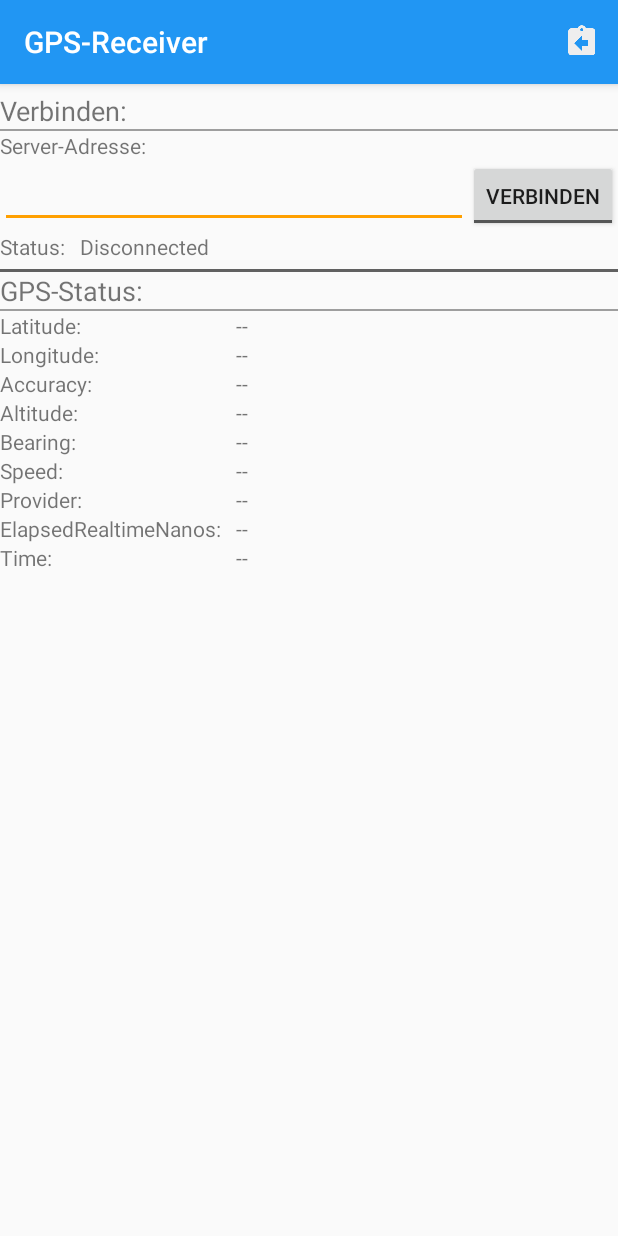
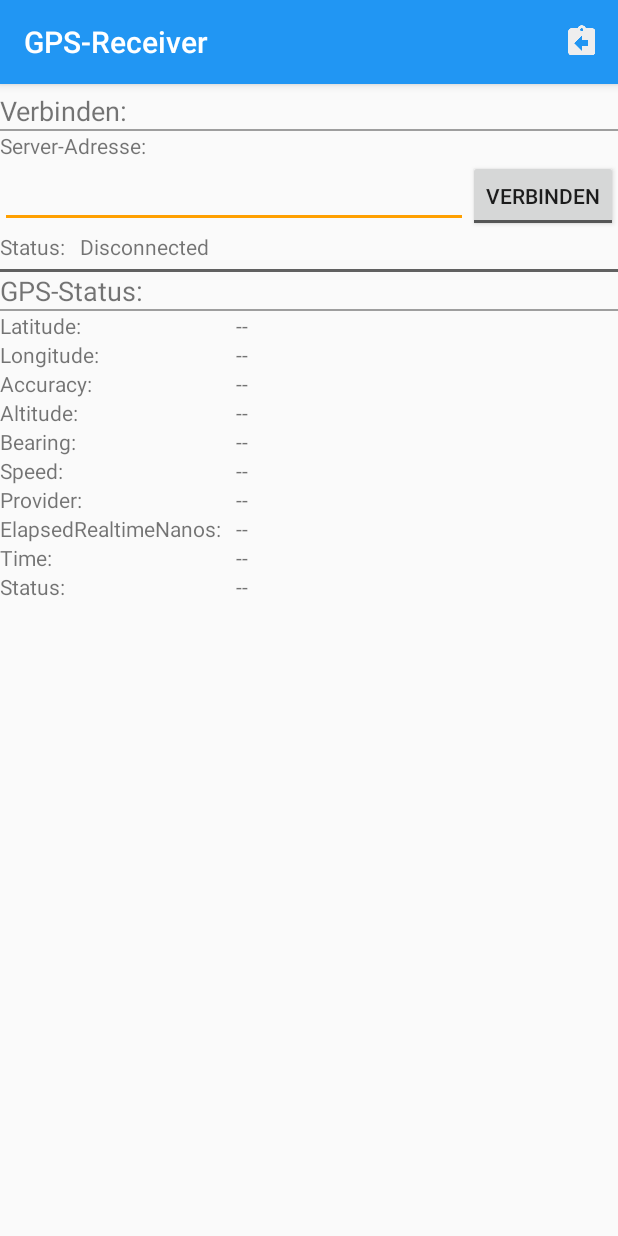
Before and after one commit to LinusCDE/GPSTie, an Android app: the ActivityGPSReceiver screen opened directly, with no data from a screen before it, after a tap on "VERBINDEN", on a phone screen of 412 x 824 dp. Run offline under Robolectric (Android 15) with nearby library versions, the phone set to English and light mode, and no system bars; 1 statement that could not run was skipped.

Commit message:
Improved mocking

```diff
--- a/app/build.gradle
+++ b/app/build.gradle
@@ -32,4 +32,6 @@ dependencies {
     implementation 'com.android.support:appcompat-v7:25.4.0'
     testImplementation 'junit:junit:4.12'
     implementation 'com.android.support.constraint:constraint-layout:1.0.2'
+    implementation 'com.google.android.gms:play-services-maps:11.0.1'
+    implementation 'com.android.support:design:25.4.0'
 }
--- /dev/null
+++ b/app/src/main/java/me/linus/gpstie/LocationReceiver.kt
@@ -0,0 +1,13 @@
+package me.linus.gpstie
+
+import me.linus.gpstie.GpsLocation
+
+interface LocationReceiver {
+
+    fun updateLocation(location: GpsLocation)
+    fun resetLocation()
+
+    fun updateStatus(status: Int)
+    fun resetStatus()
+
+}
--- a/app/src/main/java/me/linus/gpstie/activity/gpsreceiver/ActivityGPSReceiver.kt
+++ b/app/src/main/java/me/linus/gpstie/activity/gpsreceiver/ActivityGPSReceiver.kt
@@ -2,6 +2,7 @@ package me.linus.gpstie.activity.gpsreceiver
 
 import android.content.Context
 import android.content.SharedPreferences
+import android.location.LocationManager
 import android.os.Bundle
 import android.support.v4.app.Fragment
 import android.widget.EditText
@@ -10,7 +11,8 @@ import android.widget.ToggleButton
 import me.linus.gpstie.GpsLocation
 import me.linus.gpstie.MyActivityBase
 import me.linus.gpstie.R
-import me.linus.gpstie.fragment.GPSDataFragment
+import me.linus.gpstie.LocationReceiver
+import me.linus.gpstie.fragment.GPSInfoDetailsFragment
 
 class ActivityGPSReceiver: MyActivityBase() {
 
@@ -18,13 +20,13 @@ class ActivityGPSReceiver: MyActivityBase() {
     lateinit var uiConnectDisconnect: ToggleButton
     lateinit var uiStatus: TextView
 
-    lateinit var gpsDataFragment: GPSDataFragment
+    var gpsLocationReceiver: LocationReceiver? = null
 
     lateinit var client: GTClient
 
     lateinit var prefs: SharedPreferences
 
-    lateinit var mockProvider: MockProvider
+    var mockProvider: MockProvider? = null
 
     override fun onCreate(savedInstanceState: Bundle?) {
         super.onCreate(savedInstanceState)
@@ -50,8 +52,8 @@ class ActivityGPSReceiver: MyActivityBase() {
 
         }
 
-        gpsDataFragment = GPSDataFragment()
-        loadFragment(gpsDataFragment)
+        gpsLocationReceiver = GPSInfoDetailsFragment()
+        loadFragment(gpsLocationReceiver as Fragment)
 
         val clientListener = object: GTClient.GTClientListener {
 
@@ -65,24 +67,31 @@ class ActivityGPSReceiver: MyActivityBase() {
             override fun onClientConnected() =
                     runOnUiThread {
                         uiConnectDisconnect.isChecked = true
-                        mockProvider.setEnabled(true)
+                        mockProvider?.setEnabled(true)
                     }
 
             override fun onClientDisconnected() =
                     runOnUiThread {
                         uiAddress.isEnabled = true
                         uiConnectDisconnect.isChecked = false
-                        gpsDataFragment.resetLocation()
-                        mockProvider.setEnabled(false)
+                        gpsLocationReceiver?.resetLocation()
+                        gpsLocationReceiver?.resetStatus()
+                        mockProvider?.setEnabled(false)
                     }
 
-            override fun onStatusChanged(status: String) =
+            override fun onClientStatusChanged(status: String) =
                     runOnUiThread { uiStatus.text = status }
 
             override fun onLocationReceived(location: GpsLocation) =
                     runOnUiThread {
-                        gpsDataFragment.updateLocation(location)
-                        mockProvider.updateLocation(location)
+                        gpsLocationReceiver?.updateLocation(location)
+                        mockProvider?.updateLocation(location)
+                    }
+
+            override fun onGpsStatusChanged(status: Int, time: Long) =
+                    runOnUiThread {
+                        mockProvider?.updateStatus(status, time)
+                        gpsLocationReceiver?.updateStatus(status)
                     }
 
         }
@@ -90,9 +99,9 @@ class ActivityGPSReceiver: MyActivityBase() {
         client = GTClient(clientListener)
 
         try {
-            mockProvider = MockProvider("tiedGps", this)
+            mockProvider = MockProvider(LocationManager.GPS_PROVIDER, this)
         }catch (e: Exception) {
-            finish()
+            e.printStackTrace()
         }
     }
 
@@ -105,8 +114,8 @@ class ActivityGPSReceiver: MyActivityBase() {
 
     override fun onDestroy() {
         if(mockProvider != null) {
-            mockProvider.setEnabled(false)
-            mockProvider.remove()
+            mockProvider?.setEnabled(false)
+            mockProvider?.remove()
         }
 
         super.onDestroy()
--- a/app/src/main/java/me/linus/gpstie/activity/gpsreceiver/GTClient.kt
+++ b/app/src/main/java/me/linus/gpstie/activity/gpsreceiver/GTClient.kt
@@ -10,7 +10,8 @@ import java.nio.charset.Charset
 class GTClient(val clientListener: GTClientListener) {
 
     interface GTClientListener {
-        fun onStatusChanged(status: String)
+        fun onClientStatusChanged(status: String)
+        fun onGpsStatusChanged(status: Int, time: Long)
         fun onLocationReceived(location: GpsLocation)
         fun onClientConnecting()
         fun onClientConnected()
@@ -23,7 +24,7 @@ class GTClient(val clientListener: GTClientListener) {
 
     fun connect(ip: String, port: Int = GTServer.SERVER_PORT) {
         clientListener.onClientConnecting()
-        clientListener.onStatusChanged("Connecting...")
+        clientListener.onClientStatusChanged("Connecting...")
         if(isConnected()) disconnect()
 
         clientMainThread = Thread {
@@ -47,7 +48,7 @@ class GTClient(val clientListener: GTClientListener) {
                 }.apply { name = "GpsTie-Client-Pinger" }.also { it.start() }
 
                 val reader = client!!.getInputStream().bufferedReader(Charset.forName("UTF-8"))
-                clientListener.onStatusChanged("Connected.")
+                clientListener.onClientStatusChanged("Connected.")
                 clientListener.onClientConnected()
 
                 while(true) {
@@ -56,17 +57,23 @@ class GTClient(val clientListener: GTClientListener) {
                         disconnect()
                         return@Thread
                     }
-                    clientListener.onStatusChanged("Connected. Receiving Data...")
+                    clientListener.onClientStatusChanged("Connected. Receiving Data...")
 
                     val jsonStr = String(
                             Base64.decode(line, Base64.NO_WRAP), Charset.forName("UTF-8"))
-                    val location = GpsLocation.fromJson(JSONObject(jsonStr))
+                    val json = JSONObject(jsonStr)
 
-                    clientListener.onLocationReceived(location)
+                    when(json.getString("type")) {
+                        "location" -> clientListener.onLocationReceived(GpsLocation.fromJson(json))
+                        "status" -> clientListener.onGpsStatusChanged(json.getInt("status"),
+                                json.getLong("time"))
+                        else -> println("Unkown packet received!")
+                    }
+
                 }
 
             }catch (e: Exception) {
-                clientListener.onStatusChanged("Connection failed: ${e.message}")
+                clientListener.onClientStatusChanged("Connection failed: ${e.message}")
                 disconnect()
             }
 
@@ -87,7 +94,7 @@ class GTClient(val clientListener: GTClientListener) {
         clientMainThread = null
         clientPingingThread = null
         clientListener.onClientDisconnected()
-        clientListener.onStatusChanged("Disconnected")
+        clientListener.onClientStatusChanged("Disconnected")
     }
 
 }
--- a/app/src/main/java/me/linus/gpstie/activity/gpsreceiver/MockProvider.kt
+++ b/app/src/main/java/me/linus/gpstie/activity/gpsreceiver/MockProvider.kt
@@ -3,6 +3,7 @@ package me.linus.gpstie.activity.gpsreceiver
 import android.content.Context
 import android.location.Location
 import android.location.LocationManager
+import android.location.LocationProvider
 import me.linus.gpstie.GpsLocation
 
 class MockProvider(val provider: String, val context: Context) {
@@ -18,7 +19,12 @@ class MockProvider(val provider: String, val context: Context) {
 
     fun setEnabled(enabled: Boolean) =
         when(enabled){
-            true -> getLocationManager().setTestProviderEnabled(provider, enabled)
+            true -> {
+                val locationManager = getLocationManager()
+                locationManager.setTestProviderEnabled(provider, enabled)
+                locationManager.setTestProviderStatus(provider, LocationProvider.AVAILABLE,
+                        null, System.currentTimeMillis())
+            }
             false -> {
                 val locationManager = getLocationManager()
                 locationManager.clearTestProviderEnabled(provider)
@@ -30,6 +36,9 @@ class MockProvider(val provider: String, val context: Context) {
     fun updateLocation(location: GpsLocation) =
             getLocationManager().setTestProviderLocation(provider, location)
 
+    fun updateStatus(status: Int, time: Long) =
+            getLocationManager().setTestProviderStatus(provider, status, null, time)
+
     fun remove() = getLocationManager().removeTestProvider(provider)
 
 }
--- a/app/src/main/java/me/linus/gpstie/fragment/GPSDataFragment.kt
+++ b/app/src/main/java/me/linus/gpstie/fragment/GPSInfoDetailsFragment.kt
@@ -1,5 +1,6 @@
 package me.linus.gpstie.fragment
 
+import android.location.LocationProvider
 import android.os.Bundle
 import android.support.v4.app.Fragment
 import android.view.LayoutInflater
@@ -7,9 +8,10 @@ import android.view.View
 import android.view.ViewGroup
 import android.widget.TextView
 import me.linus.gpstie.GpsLocation
+import me.linus.gpstie.LocationReceiver
 import me.linus.gpstie.R
 
-class GPSDataFragment: Fragment() {
+class GPSInfoDetailsFragment : Fragment(), LocationReceiver {
 
     lateinit var uiGpsLatitude: TextView
     lateinit var uiGpsLongitude: TextView
@@ -20,30 +22,28 @@ class GPSDataFragment: Fragment() {
     lateinit var uiGpsProvider: TextView
     lateinit var uiGpsElaspedRealtimeMillis: TextView
     lateinit var uiGpsTime: TextView
+    lateinit var uiGpsStatus: TextView
 
     override fun onCreateView(inflater: LayoutInflater?, container: ViewGroup?, savedInstanceState: Bundle?): View? {
         if(inflater == null) return null
 
-        val fragView = inflater.inflate(R.layout.gt_gpsinfo_fragment, container, false)
+        val fragView = inflater.inflate(R.layout.gt_gpsinfo_frag_details, container, false)
 
-        uiGpsLatitude = fragView.findViewById(R.id.gt_gpsdata_latitude) as TextView
-        uiGpsLongitude = fragView.findViewById(R.id.gt_gpsdata_longitude) as TextView
-        uiGpsAccuracy = fragView.findViewById(R.id.gt_gpsdata_accuracy) as TextView
-        uiGpsAltitude = fragView.findViewById(R.id.gt_gpsdata_altitude) as TextView
-        uiGpsBearing = fragView.findViewById(R.id.gt_gpsdata_bearing) as TextView
-        uiGpsSpeed = fragView.findViewById(R.id.gt_gpsdata_speed) as TextView
-        uiGpsProvider = fragView.findViewById(R.id.gt_gpsdata_provider) as TextView
-        uiGpsElaspedRealtimeMillis = fragView.findViewById(R.id.gt_gpsdata_elapsed_realtime_nanos) as TextView
-        uiGpsTime = fragView.findViewById(R.id.gt_gpsdata_time) as TextView
+        uiGpsLatitude = fragView.findViewById(R.id.gt_gpsinfo_details_latitude) as TextView
+        uiGpsLongitude = fragView.findViewById(R.id.gt_gpsinfo_details_longitude) as TextView
+        uiGpsAccuracy = fragView.findViewById(R.id.gt_gpsinfo_details_accuracy) as TextView
+        uiGpsAltitude = fragView.findViewById(R.id.gt_gpsinfo_details_altitude) as TextView
+        uiGpsBearing = fragView.findViewById(R.id.gt_gpsinfo_details_bearing) as TextView
+        uiGpsSpeed = fragView.findViewById(R.id.gt_gpsinfo_details_speed) as TextView
+        uiGpsProvider = fragView.findViewById(R.id.gt_gpsinfo_details_provider) as TextView
+        uiGpsElaspedRealtimeMillis = fragView.findViewById(R.id.gt_gpsinfo_details_elapsed_realtime_nanos) as TextView
+        uiGpsTime = fragView.findViewById(R.id.gt_gpsinfo_details_time) as TextView
+        uiGpsStatus = fragView.findViewById(R.id.gt_gpsinfo_details_status) as TextView
 
         return fragView
     }
 
-    override fun onViewCreated(view: View?, savedInstanceState: Bundle?) {
-        super.onViewCreated(view, savedInstanceState)
-    }
-
-    fun updateLocation(location: GpsLocation) =
+    override fun updateLocation(location: GpsLocation) =
             activity.runOnUiThread {
 
                 val none = resources.getString(R.string.no_value)
@@ -59,7 +59,7 @@ class GPSDataFragment: Fragment() {
                 uiGpsTime.text = "${location.time}"
             }
 
-    fun resetLocation() =
+    override fun resetLocation() =
             activity.runOnUiThread {
                 val none = resources.getString(R.string.no_value)
 
@@ -74,4 +74,17 @@ class GPSDataFragment: Fragment() {
                 uiGpsTime.text = none
             }
 
+    override fun updateStatus(status: Int) =
+            activity.runOnUiThread {
+                uiGpsStatus.text = when(status) {
+                    LocationProvider.AVAILABLE -> "Available"
+                    LocationProvider.OUT_OF_SERVICE -> "Out of service"
+                    LocationProvider.TEMPORARILY_UNAVAILABLE -> "Temporarily unavailable"
+                    else -> "Unknown $status"
+                }
+            }
+
+    override fun resetStatus() =
+            activity.runOnUiThread { uiGpsStatus.setText(R.string.no_value) }
+
 }
--- a/app/src/main/res/layout/gt_gpsinfo_fragment.xml
+++ b/app/src/main/res/layout/gt_gpsinfo_frag_details.xml
@@ -19,7 +19,7 @@
                 android:layout_marginRight="@dimen/key_value_distance"/>
 
             <TextView
-                android:id="@+id/gt_gpsdata_latitude"
+                android:id="@+id/gt_gpsinfo_details_latitude"
                 android:layout_width="match_parent"
                 android:layout_height="wrap_content"
                 android:text="@string/no_value"/>
@@ -36,7 +36,7 @@
                 android:layout_marginRight="@dimen/key_value_distance"/>
 
             <TextView
-                android:id="@+id/gt_gpsdata_longitude"
+                android:id="@+id/gt_gpsinfo_details_longitude"
                 android:layout_width="match_parent"
                 android:layout_height="wrap_content"
                 android:text="@string/no_value"/>
@@ -53,7 +53,7 @@
                 android:layout_marginRight="@dimen/key_value_distance"/>
 
             <TextView
-                android:id="@+id/gt_gpsdata_accuracy"
+                android:id="@+id/gt_gpsinfo_details_accuracy"
                 android:layout_width="match_parent"
                 android:layout_height="wrap_content"
                 android:text="@string/no_value"/>
@@ -70,7 +70,7 @@
                 android:layout_marginRight="@dimen/key_value_distance"/>
 
             <TextView
-                android:id="@+id/gt_gpsdata_altitude"
+                android:id="@+id/gt_gpsinfo_details_altitude"
                 android:layout_width="match_parent"
                 android:layout_height="wrap_content"
                 android:text="@string/no_value"/>
@@ -87,7 +87,7 @@
                 android:layout_marginRight="@dimen/key_value_distance"/>
 
             <TextView
-                android:id="@+id/gt_gpsdata_bearing"
+                android:id="@+id/gt_gpsinfo_details_bearing"
                 android:layout_width="match_parent"
                 android:layout_height="wrap_content"
                 android:text="@string/no_value"/>
@@ -104,7 +104,7 @@
                 android:layout_marginRight="@dimen/key_value_distance"/>
 
             <TextView
-                android:id="@+id/gt_gpsdata_speed"
+                android:id="@+id/gt_gpsinfo_details_speed"
                 android:layout_width="match_parent"
                 android:layout_height="wrap_content"
                 android:text="@string/no_value"/>
@@ -121,7 +121,7 @@
                 android:layout_marginRight="@dimen/key_value_distance"/>
 
             <TextView
-                android:id="@+id/gt_gpsdata_provider"
+                android:id="@+id/gt_gpsinfo_details_provider"
                 android:layout_width="match_parent"
                 android:layout_height="wrap_content"
                 android:text="@string/no_value"/>
@@ -138,7 +138,7 @@
                 android:layout_marginRight="@dimen/key_value_distance"/>
 
             <TextView
-                android:id="@+id/gt_gpsdata_elapsed_realtime_nanos"
+                android:id="@+id/gt_gpsinfo_details_elapsed_realtime_nanos"
                 android:layout_width="match_parent"
                 android:layout_height="wrap_content"
                 android:text="@string/no_value"/>
@@ -155,7 +155,24 @@
                 android:layout_marginRight="@dimen/key_value_distance"/>
 
             <TextView
-                android:id="@+id/gt_gpsdata_time"
+                android:id="@+id/gt_gpsinfo_details_time"
+                android:layout_width="match_parent"
+                android:layout_height="wrap_content"
+                android:text="@string/no_value"/>
+
+        </TableRow>
+
+        <!-- Gps-Status -->
+        <TableRow>
+
+            <TextView
+                android:layout_width="wrap_content"
+                android:layout_height="wrap_content"
+                android:text="Status:"
+                android:layout_marginRight="@dimen/key_value_distance"/>
+
+            <TextView
+                android:id="@+id/gt_gpsinfo_details_status"
                 android:layout_width="match_parent"
                 android:layout_height="wrap_content"
                 android:text="@string/no_value"/>
--- a/app/src/main/res/layout/gt_gpsreceiver_layout.xml
+++ b/app/src/main/res/layout/gt_gpsreceiver_layout.xml
@@ -1,6 +1,8 @@
 <?xml version="1.0" encoding="utf-8"?>
-<ScrollView android:layout_width="match_parent" android:layout_height="match_parent"
-    xmlns:android="http://schemas.android.com/apk/res/android">
+<ScrollView android:layout_width="match_parent"
+    android:layout_height="match_parent"
+    xmlns:android="http://schemas.android.com/apk/res/android"
+    xmlns:app="http://schemas.android.com/apk/res-auto">
     <LinearLayout xmlns:android="http://schemas.android.com/apk/res/android"
         xmlns:tools="http://schemas.android.com/tools"
         android:layout_width="match_parent" android:layout_height="wrap_content"
@@ -105,4 +107,5 @@
             android:layout_height="match_parent" />
 
     </LinearLayout>
+
 </ScrollView>
```
Also changed, not shown: app/src/main/java/me/linus/gpstie/activity/gpssender/ActivityGPSSender.kt (+35 -10 lines), app/src/main/java/me/linus/gpstie/activity/gpssender/GTServer.kt (+32 -16 lines).
